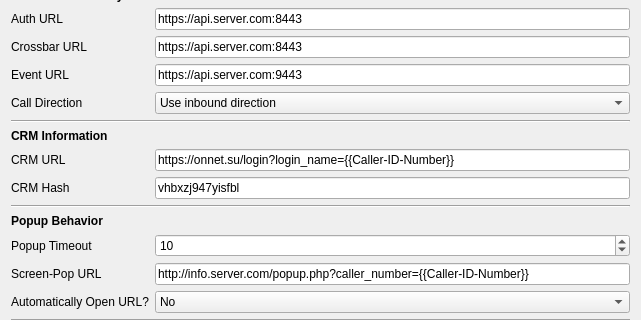
Old version of the form mainwindow.ui in the repository onnet/kazoo_popup; both pictures show x 0 to 641 and y 176 to 496 of the 641 by 644 pixel window.
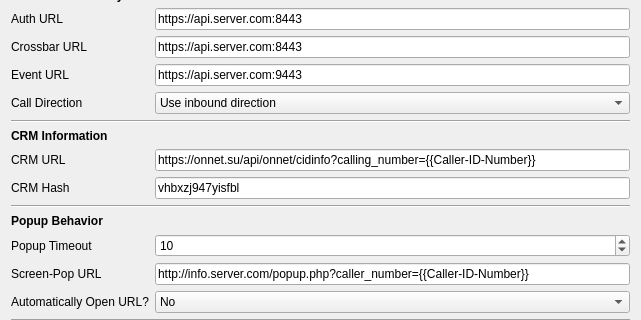
New version of the form.

Diff of the .ui file:
```diff
--- a/mainwindow.ui
+++ b/mainwindow.ui
@@ -374,7 +374,7 @@
     <item row="18" column="2">
      <widget class="QLineEdit" name="crmUrlLineEdit">
       <property name="text">
-       <string>https://onnet.su/login?login_name={{Caller-ID-Number}}</string>
+       <string>https://onnet.su/api/onnet/cidinfo?calling_number={{Caller-ID-Number}}</string>
       </property>
      </widget>
     </item>
```
